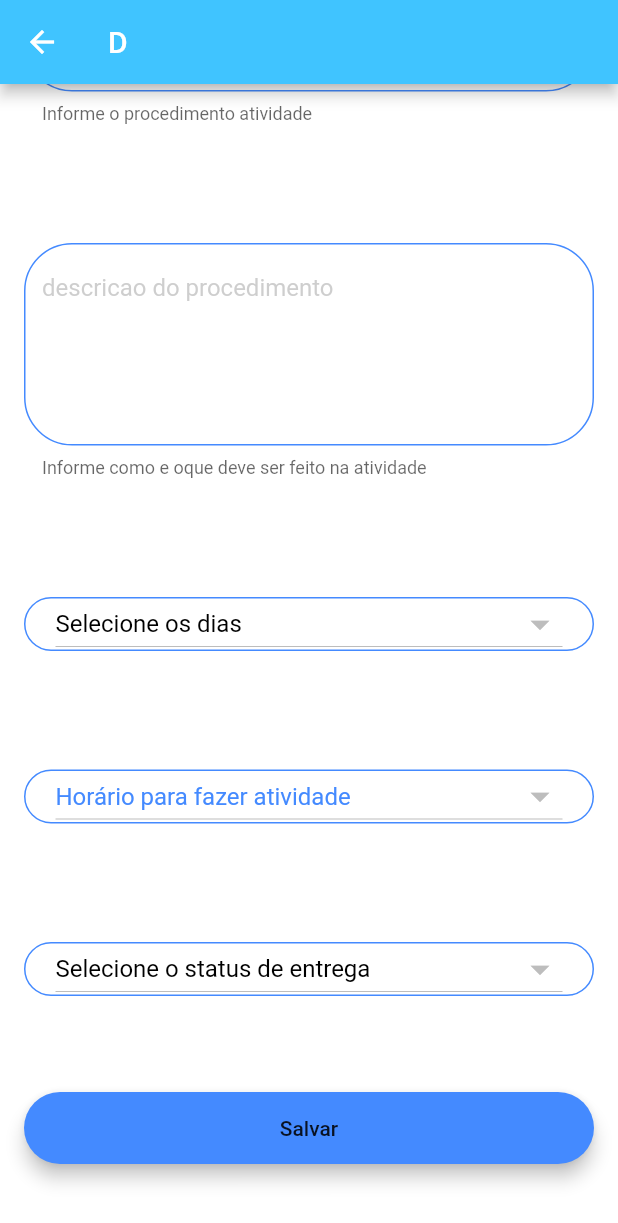
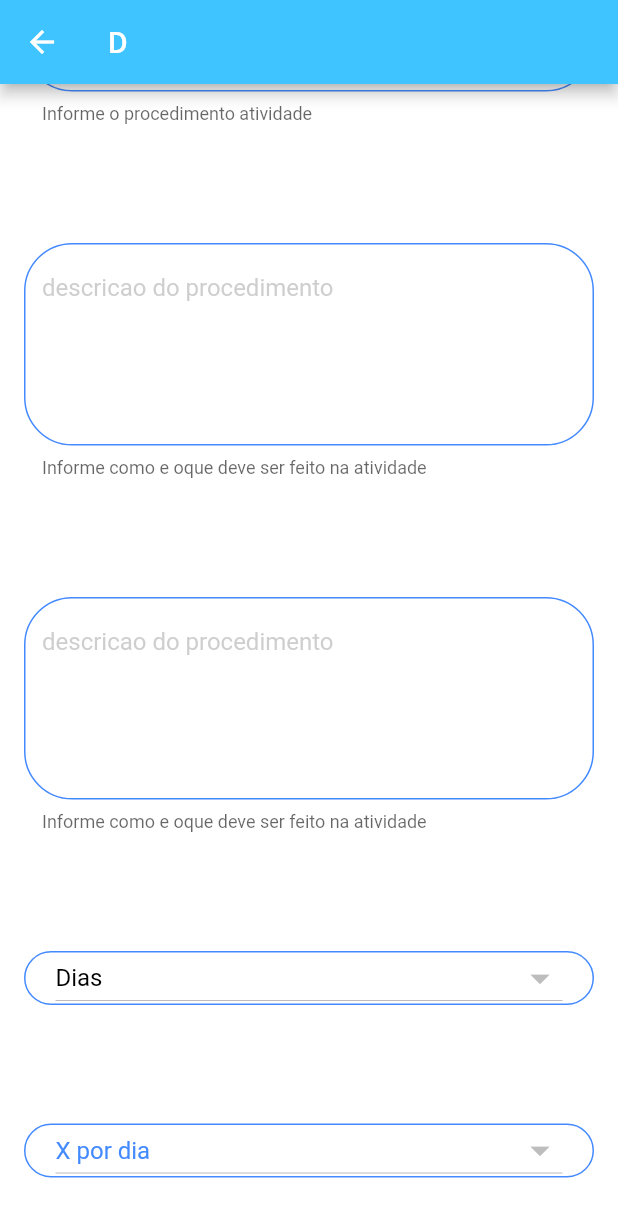
Before and after one commit to luizprog/desenvolverapp, a Flutter app: the RegistroAtividadeIndividualScreen screen opened by its route, scrolled down 515 dp, on a phone screen of 412 x 824 dp. Shown: the top 1223 px of the screen. Run offline on Flutter 3.47's test engine with Material 2 defaults, Android fonts, the phone set to English and light mode, and no system bars; our stand-ins replace cloud_firestore, firebase_auth, flutter_speed_dial, modal_progress_hud; accounts and stored records are empty.

Commit message:
adicao e alteracao de campos

```diff
--- a/lib/screens/MenuInicial.dart
+++ b/lib/screens/MenuInicial.dart
@@ -84,6 +84,9 @@ class _MenuInicialScreenState extends State<MenuInicialScreen> {
   }
 
   String _getPorcentagem(int numAtividades, int pontosAtual) {
+    if(pontosAtual == 0 && numAtividades == 0){
+      return '0';
+    }
     var x = (numAtividades * 100) - pontosAtual;
     var y = (x / pontosAtual) * 100;
 
--- a/lib/screens/RegistroAtividadeIndividualScreen.dart
+++ b/lib/screens/RegistroAtividadeIndividualScreen.dart
@@ -275,6 +275,52 @@ class _RegistroAtividadeIndividualScreenState
                 },
               ),
             ),
+
+            SizedBox(
+              height: 48.0,
+            ),
+            Center(
+              child: Text(
+                "Objetivo",
+                textAlign: TextAlign.center,
+                style: TextStyle(fontWeight: FontWeight.bold, fontSize: 20.0),
+              ),
+            ),
+            SizedBox(
+              height: 8.0,
+            ),
+            Container(
+              child: TextField(
+                style: TextStyle(color: Colors.black.withOpacity(1.0)),
+                decoration: InputDecoration(
+                  enabled: true,
+                  border: OutlineInputBorder(
+                    borderRadius: BorderRadius.all(Radius.circular(32.0)),
+                  ),
+                  enabledBorder: OutlineInputBorder(
+                    borderSide:
+                    BorderSide(color: Colors.blueAccent, width: 1.0),
+                    borderRadius: BorderRadius.all(Radius.circular(32.0)),
+                  ),
+                  focusedBorder: OutlineInputBorder(
+                    borderSide:
+                    BorderSide(color: Colors.blueAccent, width: 2.0),
+                    borderRadius: BorderRadius.all(Radius.circular(32.0)),
+                  ),
+                  hintText: 'descricao do procedimento',
+                  hintStyle: TextStyle(color: Colors.grey.withOpacity(0.5)),
+                  helperText: 'Informe como e oque deve ser feito na atividade',
+                ),
+                maxLines: 5,
+                onChanged: (String value) {
+                  this.descricaoInformado = value;
+                },
+              ),
+            ),
+
+
+
+
             SizedBox(
               height: 48.0,
             ),
@@ -308,7 +354,7 @@ class _RegistroAtividadeIndividualScreenState
                     isDense: true,
                     isExpanded: true,
                     hint: new Text(
-                      "Selecione os dias",
+                      "Dias",
                       style: TextStyle(color: Colors.black),
                     ),
                     iconSize: 30.0,
@@ -339,7 +385,7 @@ class _RegistroAtividadeIndividualScreenState
 
             Center(
               child: Text(
-                "Horario da atividade",
+                "Quantidade de vezes por dia:",
                 textAlign: TextAlign.center,
                 style: TextStyle(fontWeight: FontWeight.bold, fontSize: 20.0),
               ),
@@ -366,7 +412,7 @@ class _RegistroAtividadeIndividualScreenState
                     isExpanded: true,
                     isDense: true,
                     hint: new Text(
-                      "Horário para fazer atividade",
+                      "X por dia",
                       style: TextStyle(color: Colors.blueAccent),
                     ),
                     value: _mySelection4,
@@ -489,6 +535,9 @@ class _RegistroAtividadeIndividualScreenState
                 ),
               ),
             ),
+
+
+
             SizedBox(
               height: 48.0,
             ),
--- a/lib/screens/login_screen.dart
+++ b/lib/screens/login_screen.dart
@@ -40,9 +40,6 @@ class _LoginScreenState extends State<LoginScreen> {
         LoginScreen.usuarioemailLogado          = usuariosLogado.data['usuario'];
         LoginScreen.nomeUsuarioLogado           = usuariosLogado.data['nomeusuario'];
         LoginScreen.vUserIDLogado               = usuariosLogado.documentID;
-        print("Document ID:aaaaaaaa");
-        print(LoginScreen.vUserIDLogado);
-        print("Document ID:zzzzzzzz");
         LoginScreen.pontuacaoAtualLogado        = usuariosLogado.data['pontuacaoAtual'];
         LoginScreen.numeroAtividadesLogado      = usuariosLogado.data['numeroAtividades'];
         LoginScreen.PERMISSAO_USUARIO = usuariosLogado.data['nivelDeAcesso'].toString();
```
Also changed, not shown: lib/screens/AlunoAtividade.dart (+67 -37 lines).
